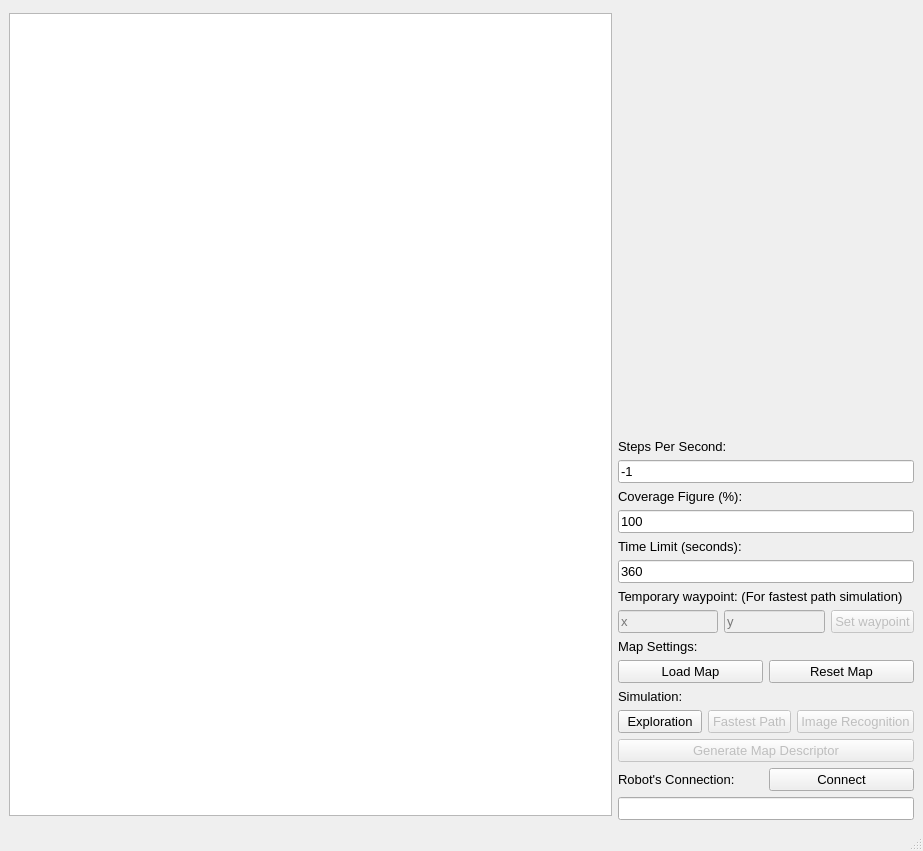
Qt form src/ui/mainwindow.ui (Muhazerin/mdp-algorithm) before a commit.
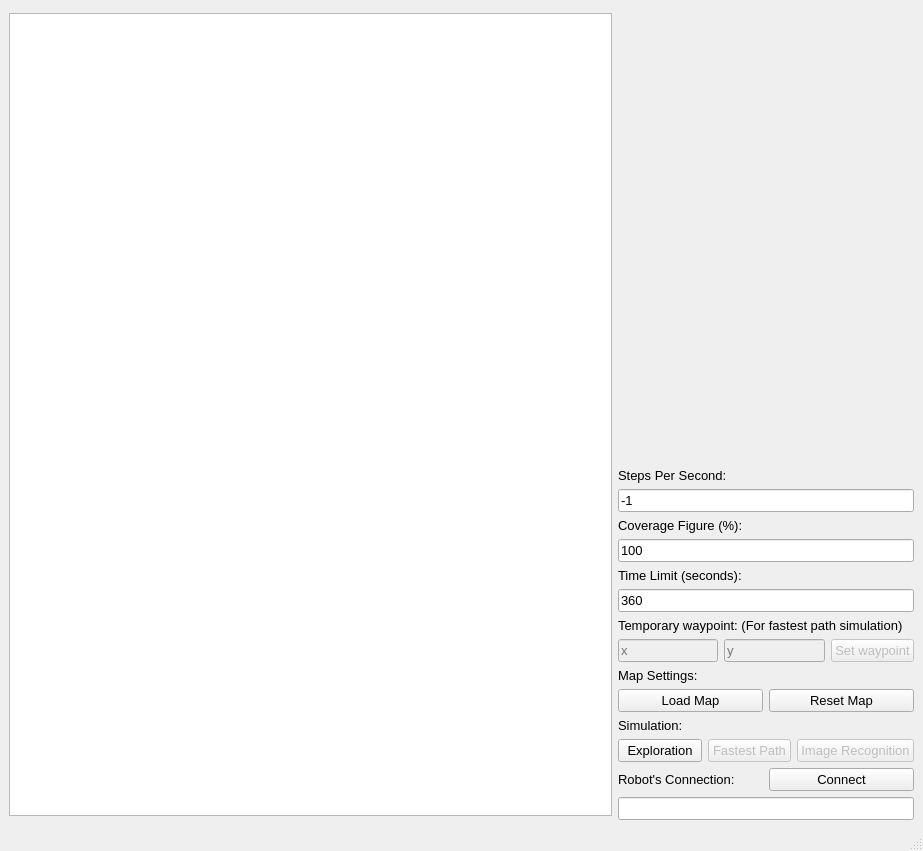
The same form after that commit.

Commit message: Added function generateMapDescriptor

Diff of the .ui file:
```diff
--- a/src/ui/mainwindow.ui
+++ b/src/ui/mainwindow.ui
@@ -285,22 +285,6 @@
         </item>
        </layout>
       </item>
-      <item>
-       <widget class="QPushButton" name="btnGMD">
-        <property name="enabled">
-         <bool>false</bool>
-        </property>
-        <property name="minimumSize">
-         <size>
-          <width>0</width>
-          <height>20</height>
-         </size>
-        </property>
-        <property name="text">
-         <string>Generate Map Descriptor</string>
-        </property>
-       </widget>
-      </item>
       <item>
        <layout class="QHBoxLayout" name="hlRobotConnection">
         <item>
```
The commit also changes 2 other files.
